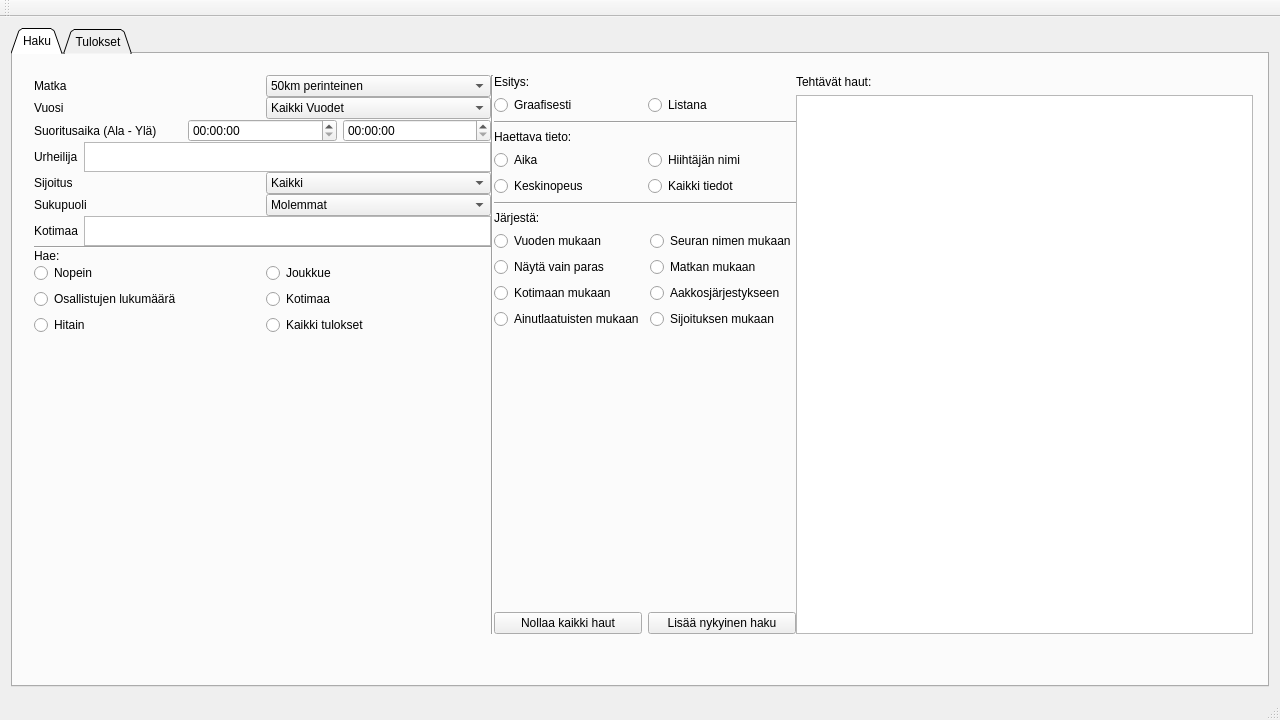
Old version of the form UI/finlandia.ui in the repository vikidi/Finlandia-Hiihto-Visual.
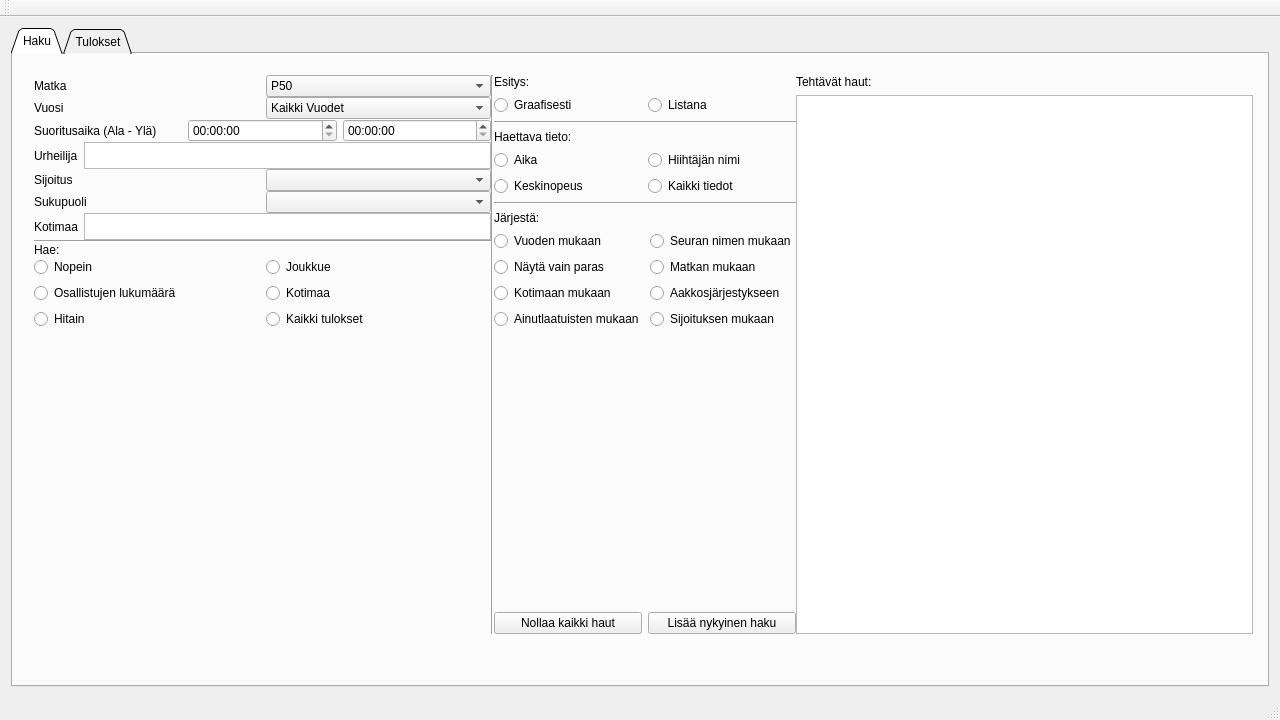
New version of the form.

Commit message: UI can create a proper filter and inform user about it

```diff
--- a/UI/finlandia.ui
+++ b/UI/finlandia.ui
@@ -89,7 +89,7 @@
               <widget class="QComboBox" name="ComboBoxSijoitus">
                <item>
                 <property name="text">
-                 <string>Kaikki</string>
+                 <string/>
                 </property>
                </item>
                <item>
@@ -134,7 +134,7 @@
               <widget class="QComboBox" name="comboBoxMatka">
                <item>
                 <property name="text">
-                 <string>50km perinteinen</string>
+                 <string>P50</string>
                 </property>
                </item>
                <item>
@@ -241,11 +241,11 @@
               </widget>
              </item>
              <item>
-              <widget class="QPlainTextEdit" name="plainTextEditUrheilija">
+              <widget class="QTextEdit" name="textEditUrheilija">
                <property name="maximumSize">
                 <size>
                  <width>16777215</width>
-                 <height>30</height>
+                 <height>27</height>
                 </size>
                </property>
               </widget>
@@ -590,7 +590,7 @@
               <widget class="QComboBox" name="sukupuoliCB">
                <item>
                 <property name="text">
-                 <string>Molemmat</string>
+                 <string/>
                 </property>
                </item>
                <item>
@@ -641,7 +641,7 @@
                <property name="maximumSize">
                 <size>
                  <width>16777215</width>
-                 <height>30</height>
+                 <height>27</height>
                 </size>
                </property>
               </widget>
```
Left out of the diff: 67 changed lines with no effect on the pictures. The commit also changes 2 other files.
